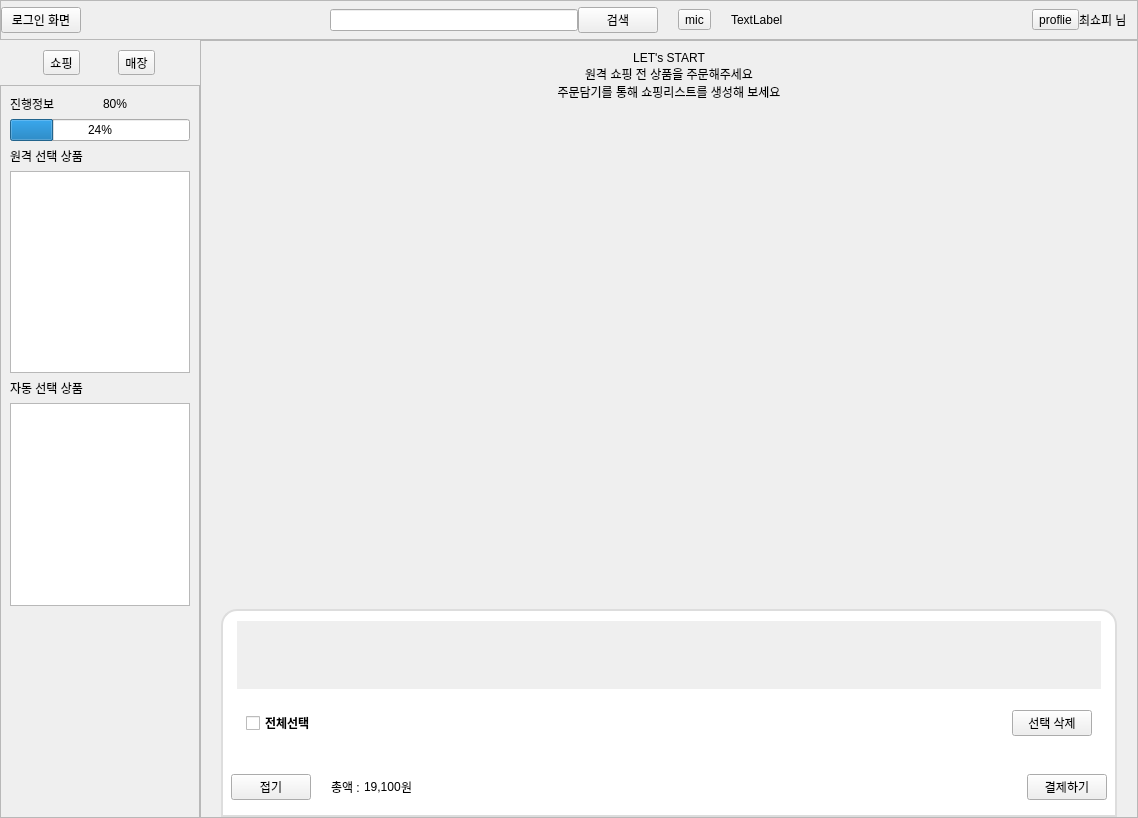
addinedu-roscamp-7th/roscamp-repo-1, file shopee_ros2/src/shopee_app/shopee_app/ui/layout_user.ui: the form before one commit.
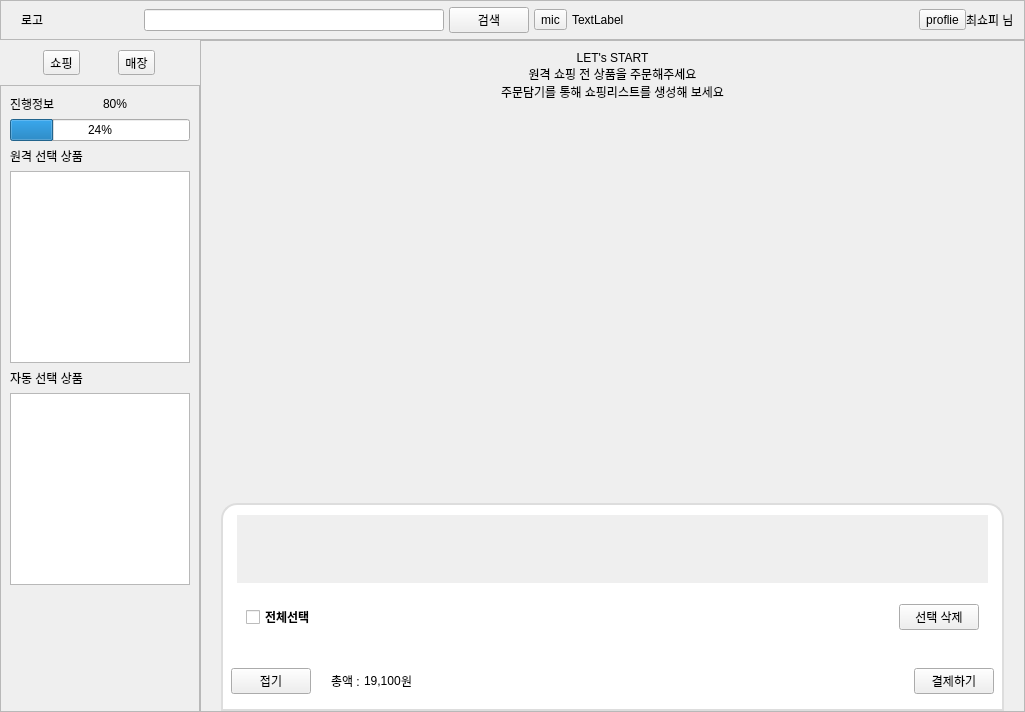
The form after the commit. Icons and pictures are not drawn.

Commit message: [ShopeeApp] 비밀번호 마스킹처리, 로고 적용

The edit to the form file:
```diff
--- a/shopee_ros2/src/shopee_app/shopee_app/ui/layout_user.ui
+++ b/shopee_ros2/src/shopee_app/shopee_app/ui/layout_user.ui
@@ -6,8 +6,8 @@
    <rect>
     <x>0</x>
     <y>0</y>
-    <width>1138</width>
-    <height>818</height>
+    <width>1025</width>
+    <height>712</height>
    </rect>
   </property>
   <property name="sizePolicy">
@@ -66,7 +66,7 @@
        <number>0</number>
       </property>
       <property name="leftMargin">
-       <number>0</number>
+       <number>20</number>
       </property>
       <property name="topMargin">
        <number>0</number>
@@ -78,9 +78,12 @@
        <number>0</number>
       </property>
       <item>
-       <widget class="QPushButton" name="btn_to_login_page">
+       <widget class="QLabel" name="label_main_logo">
         <property name="text">
-         <string>로그인 화면</string>
+         <string>로고</string>
+        </property>
+        <property name="margin">
+         <number>10</number>
         </property>
        </widget>
       </item>
@@ -89,9 +92,12 @@
         <property name="orientation">
          <enum>Qt::Horizontal</enum>
         </property>
+        <property name="sizeType">
+         <enum>QSizePolicy::Fixed</enum>
+        </property>
         <property name="sizeHint" stdset="0">
          <size>
-          <width>40</width>
+          <width>100</width>
           <height>20</height>
          </size>
         </property>
@@ -99,6 +105,18 @@
       </item>
       <item>
        <widget class="QLineEdit" name="edit_search">
+        <property name="sizePolicy">
+         <sizepolicy hsizetype="Expanding" vsizetype="Fixed">
+          <horstretch>0</horstretch>
+          <verstretch>0</verstretch>
+         </sizepolicy>
+        </property>
+        <property name="minimumSize">
+         <size>
+          <width>300</width>
+          <height>0</height>
+         </size>
+        </property>
         <property name="text">
          <string/>
         </property>
@@ -107,8 +125,36 @@
         </property>
        </widget>
       </item>
+      <item>
+       <spacer name="horizontalSpacer_10">
+        <property name="orientation">
+         <enum>Qt::Horizontal</enum>
+        </property>
+        <property name="sizeType">
+         <enum>QSizePolicy::Fixed</enum>
+        </property>
+        <property name="sizeHint" stdset="0">
+         <size>
+          <width>5</width>
+          <height>20</height>
+         </size>
+        </property>
+       </spacer>
+      </item>
       <item>
        <widget class="QPushButton" name="btn_search">
+        <property name="sizePolicy">
+         <sizepolicy hsizetype="Fixed" vsizetype="Fixed">
+          <horstretch>0</horstretch>
+          <verstretch>0</verstretch>
+         </sizepolicy>
+        </property>
+        <property name="minimumSize">
+         <size>
+          <width>0</width>
+          <height>0</height>
+         </size>
+        </property>
         <property name="text">
          <string>검색</string>
         </property>
@@ -120,11 +166,11 @@
          <enum>Qt::Horizontal</enum>
         </property>
         <property name="sizeType">
-         <enum>QSizePolicy::Preferred</enum>
+         <enum>QSizePolicy::Fixed</enum>
         </property>
         <property name="sizeHint" stdset="0">
          <size>
-          <width>20</width>
+          <width>5</width>
           <height>20</height>
          </size>
         </property>
@@ -143,11 +189,11 @@
          <enum>Qt::Horizontal</enum>
         </property>
         <property name="sizeType">
-         <enum>QSizePolicy::Preferred</enum>
+         <enum>QSizePolicy::Fixed</enum>
         </property>
         <property name="sizeHint" stdset="0">
          <size>
-          <width>20</width>
+          <width>5</width>
           <height>20</height>
          </size>
         </property>
@@ -156,17 +202,23 @@
       <item>
        <widget class="QLabel" name="label_mic_info">
         <property name="sizePolicy">
-         <sizepolicy hsizetype="Fixed" vsizetype="Preferred">
+         <sizepolicy hsizetype="Preferred" vsizetype="Preferred">
           <horstretch>0</horstretch>
           <verstretch>0</verstretch>
          </sizepolicy>
         </property>
         <property name="minimumSize">
          <size>
-          <width>50</width>
+          <width>30</width>
           <height>0</height>
          </size>
         </property>
+        <property name="maximumSize">
+         <size>
+          <width>16777215</width>
+          <height>16777215</height>
+         </size>
+        </property>
         <property name="text">
          <string>TextLabel</string>
         </property>
@@ -177,6 +229,9 @@
         <property name="orientation">
          <enum>Qt::Horizontal</enum>
         </property>
+        <property name="sizeType">
+         <enum>QSizePolicy::Expanding</enum>
+        </property>
         <property name="sizeHint" stdset="0">
          <size>
           <width>40</width>
@@ -396,7 +451,7 @@
                   <x>0</x>
                   <y>0</y>
                   <width>198</width>
-                  <height>690</height>
+                  <height>591</height>
                  </rect>
                 </property>
                 <layout class="QVBoxLayout" name="verticalLayout_11">
@@ -546,8 +601,8 @@
                  <rect>
                   <x>0</x>
                   <y>0</y>
-                  <width>896</width>
-                  <height>563</height>
+                  <width>783</width>
+                  <height>452</height>
                  </rect>
                 </property>
                 <property name="sizePolicy">
@@ -699,7 +754,7 @@
                        <rect>
                         <x>0</x>
                         <y>0</y>
-                        <width>864</width>
+                        <width>751</width>
                         <height>68</height>
                        </rect>
                       </property>
```
The commit also changes 7 other files.
